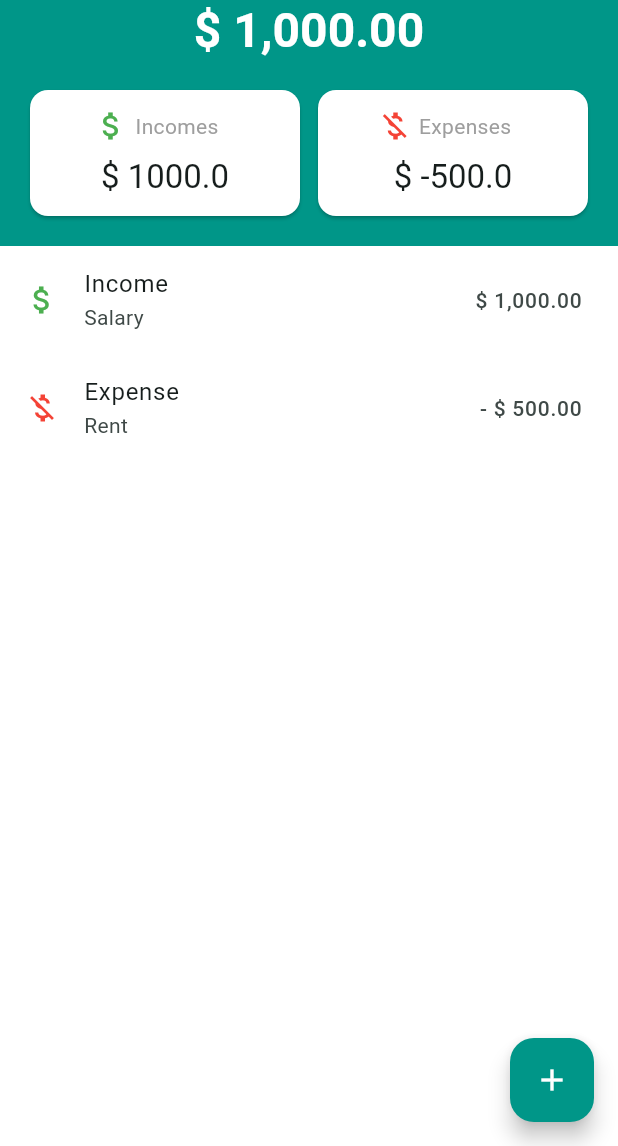
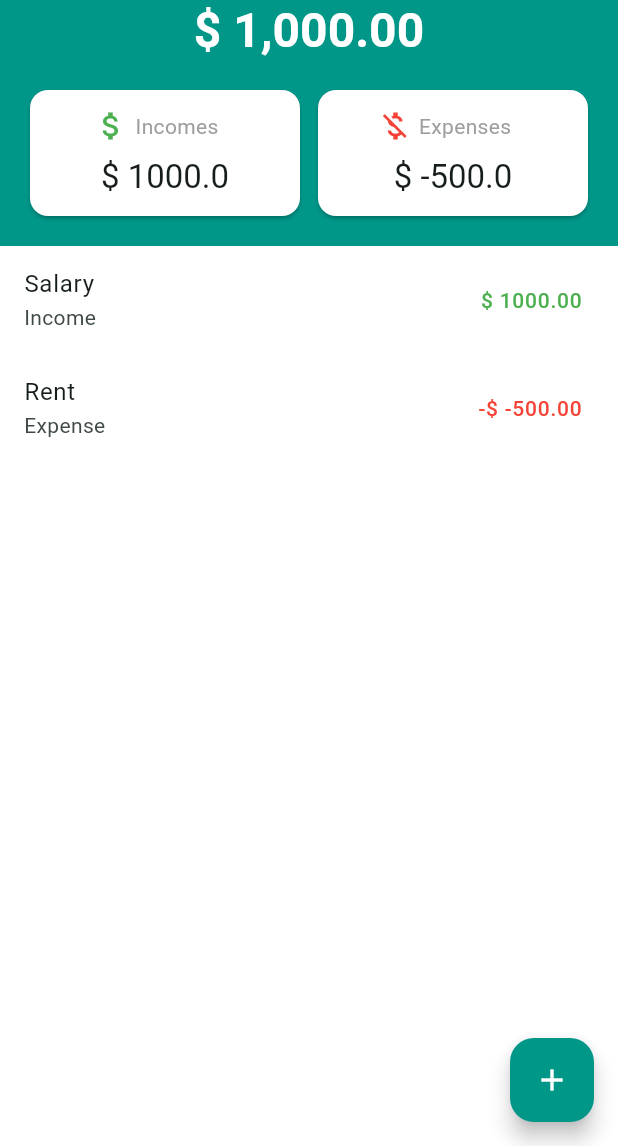
Before and after one commit to Briamco/money_tracker, a Flutter app: the screen it shows after launch, on a phone screen of 412 x 824 dp, the part 90-1236 px from its top. Run offline on Flutter 3.47's test engine with Material 3 defaults, Android fonts, the phone set to English and light mode, and no system bars; our stand-ins replace currency_text_input_formatter.

Commit message:
Integrate TransactionsProvider for state management and update TransactionList to display dynamic transactions

```diff
--- a/lib/main.dart
+++ b/lib/main.dart
@@ -1,5 +1,7 @@
 import 'package:flutter/material.dart';
+import 'package:money_tracker/controllers/transactions_provider.dart';
 import 'package:money_tracker/views/home_screen.dart';
+import 'package:provider/provider.dart';
 
 void main() {
   runApp(const MainApp());
@@ -10,7 +12,9 @@ class MainApp extends StatelessWidget {
 
   @override
   Widget build(BuildContext context) {
-    return MaterialApp(
+    return ChangeNotifierProvider(
+      create: (context) => TransactionsProvider(),
+      child: MaterialApp(
         title: 'Money Tracker',
         theme: ThemeData(
           colorScheme: ColorScheme.fromSeed(seedColor: Colors.teal),
@@ -21,6 +25,7 @@ class MainApp extends StatelessWidget {
             child: HomeScreen(),
           ),
         ),
+      ),
     );
   }
 }
--- a/lib/views/components/transaction_list.dart
+++ b/lib/views/components/transaction_list.dart
@@ -1,4 +1,7 @@
 import 'package:flutter/material.dart';
+import 'package:money_tracker/controllers/transactions_provider.dart';
+import 'package:money_tracker/models/transaction.dart';
+import 'package:provider/provider.dart';
 
 class TransactionList extends StatelessWidget {
   const TransactionList({
@@ -7,27 +10,39 @@ class TransactionList extends StatelessWidget {
 
   @override
   Widget build(BuildContext context) {
+    final transactions = Provider.of<TransactionsProvider>(context).transactions;
+
     return Expanded(
       child: Container(
         height: 200,
         decoration: const BoxDecoration(
           color: Colors.white,
         ),
-        child: ListView(
-          children: const [
-            ListTile(
-              leading: Icon(Icons.attach_money, color: Colors.green),
-              title: Text('Income'),
-              subtitle: Text('Salary'),
-              trailing: Text('\$ 1,000.00', style: TextStyle(fontSize: 14),),
-            ),
-            ListTile(
-              leading: Icon(Icons.money_off, color: Colors.red),
-              title: Text('Expense'),
-              subtitle: Text('Rent'),
-              trailing: Text('- \$ 500.00', style: TextStyle(fontSize: 14),),
-            ),
-          ],
+        child: ListView.builder(
+          itemCount: transactions.length,
+          itemBuilder: (context, index) {
+            final transaction = transactions[index];
+            final type = transaction.type == TransactionType.income
+              ? 'Income'
+              : 'Expense';
+
+            final value = transaction.type == TransactionType.income
+              ? '\$ ${transaction.amount.toStringAsFixed(2)}'
+              : '-\$ ${transaction.amount.toStringAsFixed(2)}';
+
+            final color = transaction.type == TransactionType.income
+              ? Colors.green
+              : Colors.red;
+
+            return ListTile(
+              title: Text(transaction.description),
+              subtitle: Text(type),
+              trailing: Text(
+                value,
+                style: TextStyle(fontSize: 14, color: color),
+              ),
+            );
+          },
         ),
       ),
     );
--- a/pubspec.yaml
+++ b/pubspec.yaml
@@ -8,6 +8,7 @@ environment:
 
 dependencies:
   currency_text_input_formatter: ^2.2.8
+  provider: ^6.1.2
   flutter:
     sdk: flutter
 
```
Also changed, not shown: pubspec.lock. Lines whose indentation alone changed are shown as unchanged.
